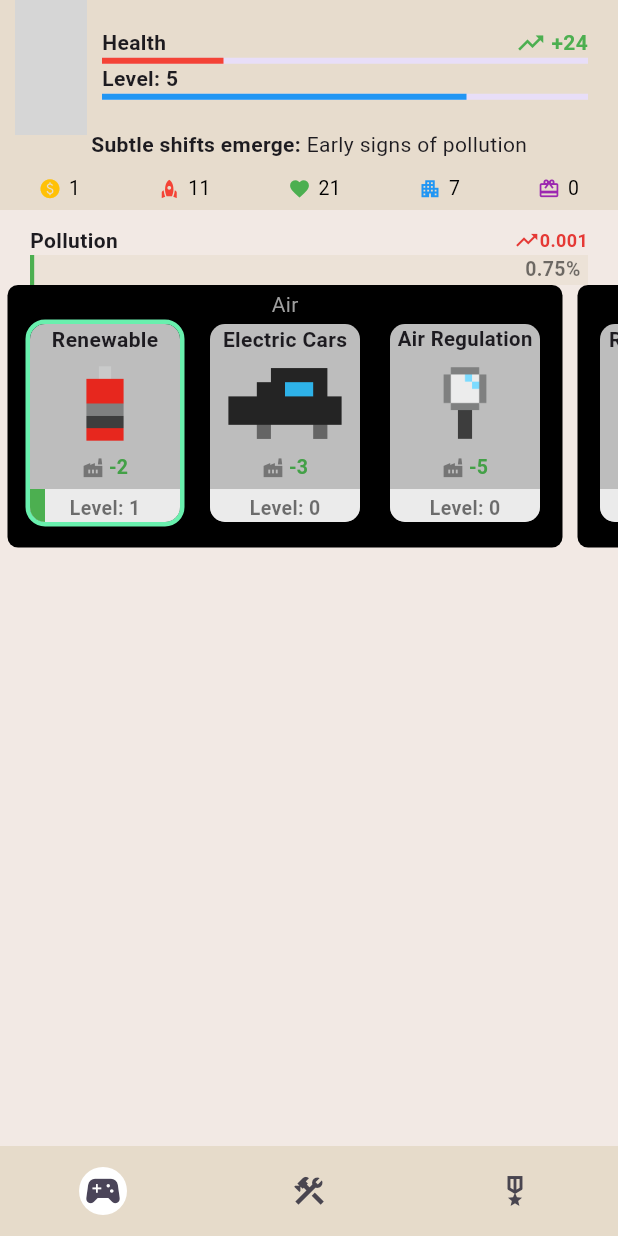
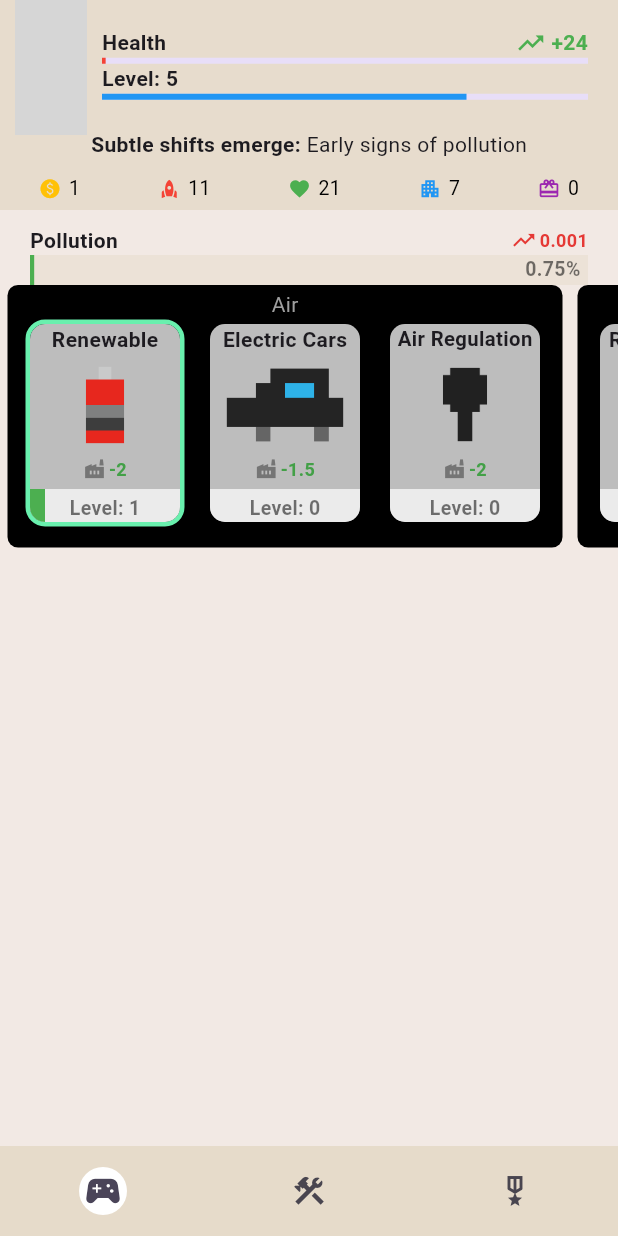
Before and after one commit to chenkuochou/mother_earth, a Flutter app: the screen it shows after launch, after a tap on "Renewable", on a phone screen of 412 x 824 dp. Run offline on Flutter 3.47's test engine with Material 3 defaults, Android fonts, the light colour scheme and no system bars; our stand-ins replace flutter_riverpod, google_fonts, lottie; network calls fail; grey boxes are pictures that could not be loaded.

Commit message:
pending for adding solutions

```diff
--- /dev/null
+++ b/lib/app/my_formatted_number.dart
@@ -0,0 +1,7 @@
+String myFormattedNumber(double number) {
+  if (number % 1 == 0) {
+    return number.toInt().toString();
+  } else {
+    return number.toStringAsFixed(1);
+  }
+}
--- a/lib/app/my_linear_progress.dart
+++ b/lib/app/my_linear_progress.dart
@@ -1,8 +1,10 @@
 import 'dart:async';
+import 'dart:math';
 
 import 'package:flutter/material.dart';
 import 'package:flutter_riverpod/flutter_riverpod.dart';
 import 'package:mother_earth/app/my_text.dart';
+import 'package:mother_earth/providers/resource_provider.dart';
 
 class MyLinearProgress extends ConsumerWidget {
   const MyLinearProgress({
@@ -31,10 +33,12 @@ class MyLinearProgress extends ConsumerWidget {
 class MyLinearProgressTimer extends ConsumerStatefulWidget {
   const MyLinearProgressTimer({
     required this.listenable,
+    required this.notifier,
     required this.index,
     super.key,
   });
   final ProviderListenable listenable;
+  final ProviderListenable notifier;
   final int index;
 
   @override
@@ -43,14 +47,18 @@ class MyLinearProgressTimer extends ConsumerStatefulWidget {
 }
 
 class _MyLinearProgressTimerState extends ConsumerState<MyLinearProgressTimer> {
+  late Timer _timer;
   late double progress = ref.read(widget.listenable)[widget.index].value;
 
   void startTimer() {
-    Timer.periodic(
+    _timer = Timer.periodic(
       const Duration(seconds: 1),
       (Timer timer) => setState(
         () {
           progress += ref.watch(widget.listenable)[widget.index].changes;
+          ref
+              .read(widget.notifier)
+              .updateValue(index: widget.index, value: progress);
           // debugPrint(progress.toString());
           // debugPrint(ref.read(widget.listenable)[widget.index].toString());
           if (progress == 1) {
@@ -66,6 +74,12 @@ class _MyLinearProgressTimerState extends ConsumerState<MyLinearProgressTimer> {
   void initState() {
     startTimer();
     super.initState();
+  }
+
+  @override
+  void dispose() {
+    _timer.cancel();
+    super.dispose();
   }
 
   @override
--- a/lib/data/solution_data.dart
+++ b/lib/data/solution_data.dart
@@ -16,7 +16,7 @@ final SolutionModel airEV = SolutionModel(
   gain: 1.5,
   assetUrl: 'airEV',
   requiredSolMap: {ListenableItem.polAirRenewable: 1},
-  outputMap: {ListenableItem.challengePollution: 3},
+  outputMap: {ListenableItem.challengePollution: 1.5},
 );
 
 final SolutionModel airRegulation = SolutionModel(
@@ -24,7 +24,7 @@ final SolutionModel airRegulation = SolutionModel(
   duration: const Duration(seconds: 30),
   gain: 2,
   assetUrl: 'airRegulation',
-  outputMap: {ListenableItem.challengePollution: 5},
+  outputMap: {ListenableItem.challengePollution: 2},
 );
 
 final SolutionModel waterReducing = SolutionModel(
--- a/lib/layout/app_bar_flexible.dart
+++ b/lib/layout/app_bar_flexible.dart
@@ -2,12 +2,61 @@ import 'package:flutter/material.dart';
 import 'package:flutter_riverpod/flutter_riverpod.dart';
 import 'package:lottie/lottie.dart';
 import 'package:mother_earth/app/my_text.dart';
+import 'package:mother_earth/providers/resource_provider.dart';
 
 class AppBarFlexible extends ConsumerWidget {
   const AppBarFlexible({super.key});
 
   @override
   Widget build(BuildContext context, WidgetRef ref) {
+
+    Widget healthAndLevel() => Column(
+          mainAxisAlignment: MainAxisAlignment.center,
+          children: [
+            Column(
+              crossAxisAlignment: CrossAxisAlignment.start,
+              children: [
+                Row(
+                  mainAxisAlignment: MainAxisAlignment.spaceBetween,
+                  children: [
+                    myText('Health', bold: true),
+                    Wrap(
+                      children: [
+                        const Icon(
+                          Icons.trending_up,
+                          color: Colors.green,
+                          size: 20,
+                        ),
+                        myText(
+                          ' +24',
+                          bold: true,
+                          color: Colors.green,
+                        ),
+                      ],
+                    ),
+                  ],
+                ),
+                LinearProgressIndicator(
+                  value: ref.watch(healthProvider),
+                  color: Colors.red,
+                )
+              ],
+            ),
+            // const SizedBox(height: 5),
+            Column(
+              crossAxisAlignment: CrossAxisAlignment.start,
+              children: [
+                myText('Level: 5', bold: true),
+                const LinearProgressIndicator(
+                  value: 0.75,
+                  color: Colors.blue,
+                ),
+                const SizedBox(height: 5),
+              ],
+            ),
+          ],
+        );
+
     return SafeArea(
       child: Padding(
         padding: const EdgeInsets.only(bottom: 50, left: 10, right: 20),
@@ -41,50 +90,5 @@ class AppBarFlexible extends ConsumerWidget {
     );
   }
 
-  Widget healthAndLevel() => Column(
-        mainAxisAlignment: MainAxisAlignment.center,
-        children: [
-          Column(
-            crossAxisAlignment: CrossAxisAlignment.start,
-            children: [
-              Row(
-                mainAxisAlignment: MainAxisAlignment.spaceBetween,
-                children: [
-                  myText('Health', bold: true),
-                  Wrap(
-                    children: [
-                      const Icon(
-                        Icons.trending_up,
-                        color: Colors.green,
-                        size: 20,
-                      ),
-                      myText(
-                        ' +24',
-                        bold: true,
-                        color: Colors.green,
-                      ),
-                    ],
-                  ),
-                ],
-              ),
-              const LinearProgressIndicator(
-                value: 0.25,
-                color: Colors.red,
-              )
-            ],
-          ),
-          // const SizedBox(height: 5),
-          Column(
-            crossAxisAlignment: CrossAxisAlignment.start,
-            children: [
-              myText('Level: 5', bold: true),
-              const LinearProgressIndicator(
-                value: 0.75,
-                color: Colors.blue,
-              ),
-              const SizedBox(height: 5),
-            ],
-          ),
-        ],
-      );
+
 }
--- a/lib/page/challenge_page.dart
+++ b/lib/page/challenge_page.dart
@@ -13,6 +13,7 @@ class ChallengePage extends ConsumerWidget {
 
   @override
   Widget build(BuildContext context, WidgetRef ref) {
+
     Widget section({
       required String title,
       required ProviderListenable listenable,
@@ -52,6 +53,7 @@ class ChallengePage extends ConsumerWidget {
                               : Colors.green.shade600,
                           size: 17,
                         ),
+                        const SizedBox(width: 2),
                         myText(
                           changes.toString(),
                           bold: true,
@@ -66,6 +68,7 @@ class ChallengePage extends ConsumerWidget {
                 ),
                 MyLinearProgressTimer(
                     listenable: challengeProvider,
+                    notifier: challengeProvider.notifier,
                     index: listenableItemChallengeIndex),
               ],
             ),
--- a/lib/page/progress/progress_card.dart
+++ b/lib/page/progress/progress_card.dart
@@ -1,6 +1,7 @@
 import 'package:flutter/material.dart';
 import 'package:flutter/services.dart';
 import 'package:flutter_riverpod/flutter_riverpod.dart';
+import 'package:mother_earth/app/my_formatted_number.dart';
 import 'package:mother_earth/app/my_text.dart';
 import 'package:mother_earth/model/resource_model.dart';
 import 'package:mother_earth/model/solution_model.dart';
@@ -64,9 +65,9 @@ class _ProgressCardState extends ConsumerState<ProgressCard> {
               color: color,
               size: 15,
             ),
-            const SizedBox(width: 3),
-            myText('-${value.toStringAsFixed(0)}',
-                color: Colors.green.shade600, size: 13, bold: true),
+            const SizedBox(width: 2),
+            myText('-${myFormattedNumber(value)}',
+                color: Colors.green.shade600, size: 12, bold: true),
           ],
         );
 
@@ -113,8 +114,8 @@ class _ProgressCardState extends ConsumerState<ProgressCard> {
                 child: Row(
                   mainAxisAlignment: MainAxisAlignment.center,
                   children: [
-                    iconValue(
-                        challenge.icon, challenge.color, ref.watch(listenable)[widget.index].outputValue),
+                    iconValue(challenge.icon, challenge.color,
+                        ref.watch(listenable)[widget.index].outputValue),
                   ],
                 ),
               ),
--- a/lib/providers/resource_provider.dart
+++ b/lib/providers/resource_provider.dart
@@ -1,6 +1,13 @@
+import 'package:flutter/material.dart';
 import 'package:flutter_riverpod/flutter_riverpod.dart';
-import 'package:mother_earth/data/resource_data.dart';
 import 'package:mother_earth/model/resource_model.dart';
+
+final healthProvider = Provider<double>((ref) {
+  return ref
+      .watch(challengeProvider)
+      .map((item) => item.value!)
+      .reduce((a, b) => a + b);
+});
 
 final resourceProvider = StateProvider<List<double>>((ref) {
   return [0, 0, 0, 0, 0, 0];
@@ -13,7 +20,22 @@ final challengeProvider =
 class ChallengeProviderNotifier extends Notifier<List<ChallengeModel>> {
   @override
   build() {
-    return [climateChange, pollution];
+    return [
+      ChallengeModel(
+        title: 'Climate Change',
+        negative: 2,
+        maxValue: 2000,
+        icon: Icons.air,
+        color: Colors.green,
+      ),
+      ChallengeModel(
+        title: 'Pollution',
+        negative: 1.5,
+        maxValue: 2000,
+        icon: Icons.factory,
+        color: Colors.grey.shade600,
+      )
+    ];
   }
 
   Future<void> updateLevel(int index) async {
@@ -24,7 +46,7 @@ class ChallengeProviderNotifier extends Notifier<List<ChallengeModel>> {
 
     // ignore: await_only_futures
     state = await newState;
-    print(state[index].level);
+    // print(state[index].level);
   }
 
   Future<void> updatePositive(
@@ -37,6 +59,19 @@ class ChallengeProviderNotifier extends Notifier<List<ChallengeModel>> {
     // print(newState[index].positive);
     // ignore: await_only_futures
     state = await newState;
-    print(state[index].positive);
+    // print(state[index].positive);
+  }
+
+  Future<void> updateValue(
+      {required int index, required double value}) async {
+    List<ChallengeModel> newState = [...state];
+
+    ChallengeModel challenge = newState[index];
+    newState[index] = challenge.copyWith(value: value);
+
+    // print(newState[index].value);
+    // ignore: await_only_futures
+    state = await newState;
+    // print(state[index].value);
   }
 }
```
Also changed, not shown: lib/providers/solution_provider.dart (+42 -3 lines).
